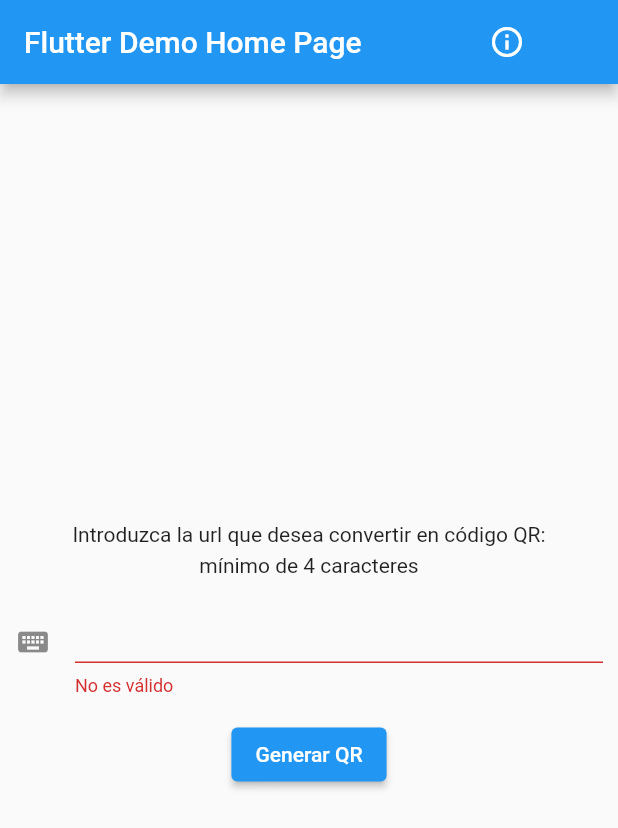
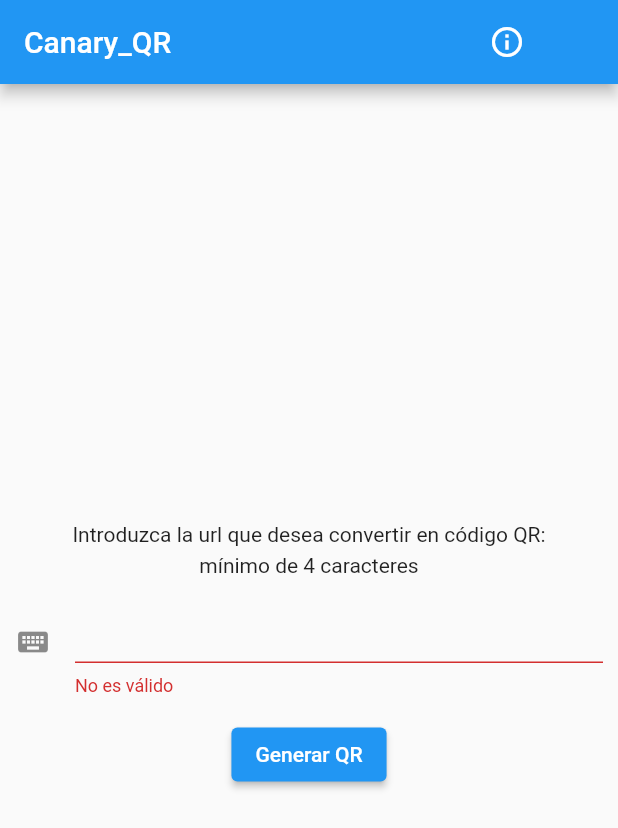
Before and after one commit to nmarafo/canary_qr, a Flutter app: the screen it shows after launch, on a phone screen of 412 x 824 dp. Shown: the top 828 px of the screen. Run offline on Flutter 3.47's test engine with Material 2 defaults, Android fonts, the phone set to English and light mode, and no system bars; our stand-ins replace get, qr_flutter, string_validator; missing offline and left inert: universal_html, widgets_to_image.

Commit message:
tittle update

```diff
--- a/lib/main.dart
+++ b/lib/main.dart
@@ -26,7 +26,7 @@ class MyApp extends StatelessWidget {
       theme: ThemeData(
         primarySwatch: Colors.blue,
       ),
-      home: const MyHomePage(title: 'Flutter Demo Home Page'),
+      home: const MyHomePage(title: 'Canary_QR'),
     );
   }
 }
```
